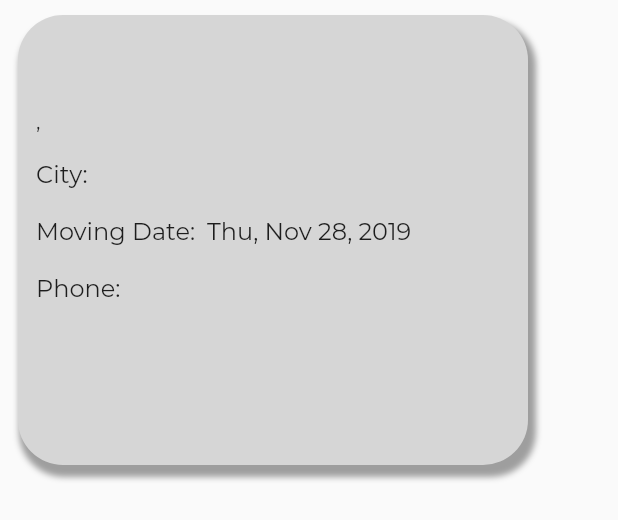
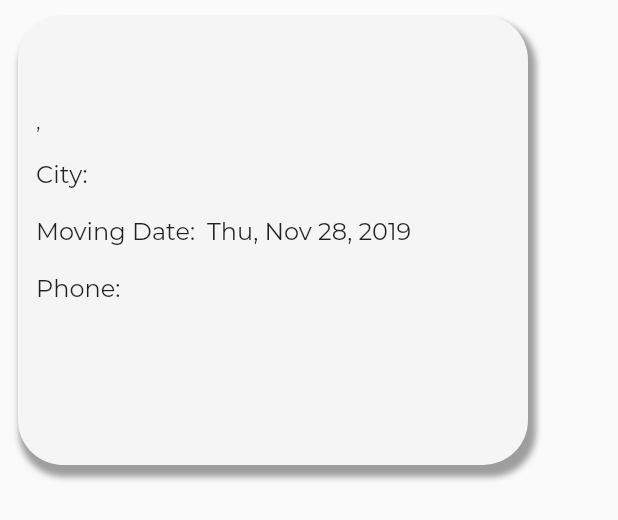
Before and after one commit to drny85/fios_app, a Flutter app: the ReferralCard widget shown alone on an empty page, opened directly with empty values, on a phone screen of 412 x 824 dp. Shown: the top 520 px of the screen. Run offline on Flutter 3.47's test engine with Material 2 defaults, Android fonts, the phone set to English and light mode, and no system bars; our stand-ins replace shared_preferences; accounts and stored records are empty; network calls fail.

```diff
--- a/lib/widgets/referral_card.dart
+++ b/lib/widgets/referral_card.dart
@@ -51,6 +51,13 @@ class ReferralCard extends StatelessWidget {
                           fontWeight: FontWeight.bold,
                           letterSpacing: 2.0),
                     ),
+                    Spacer(),
+                    referral.collateralSent
+                        ? Icon(
+                            Icons.email,
+                            color: Theme.of(context).primaryColor,
+                          )
+                        : Container(),
                   ],
                 ),
                 SizedBox(
@@ -162,8 +169,8 @@ class ReferralCard extends StatelessWidget {
                     spreadRadius: 2.0),
               ],
               color: referral.collateralSent
-                  ? Colors.grey[100]
-                  : Colors.grey[350]),
+                  ? Colors.grey[200]
+                  : Colors.grey[100]),
         ),
       ),
     );
```
Also changed, not shown: lib/screens/profile_screen.dart (+25 -3 lines).
